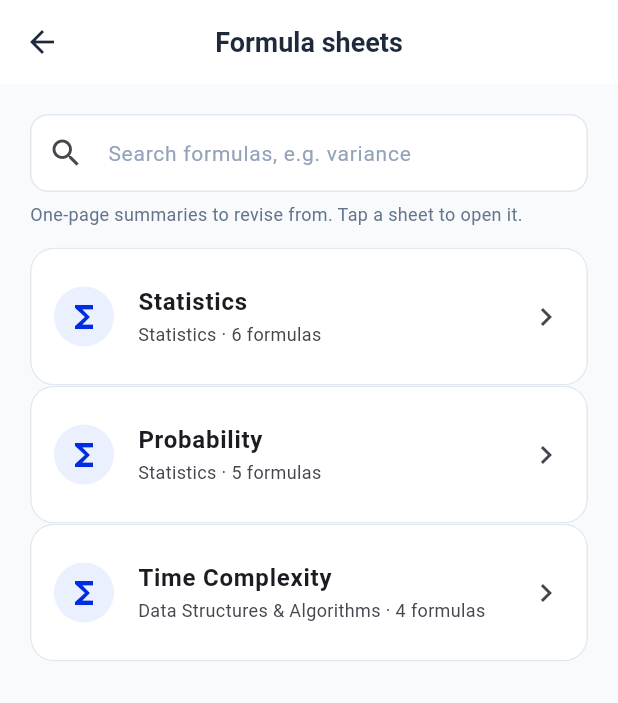
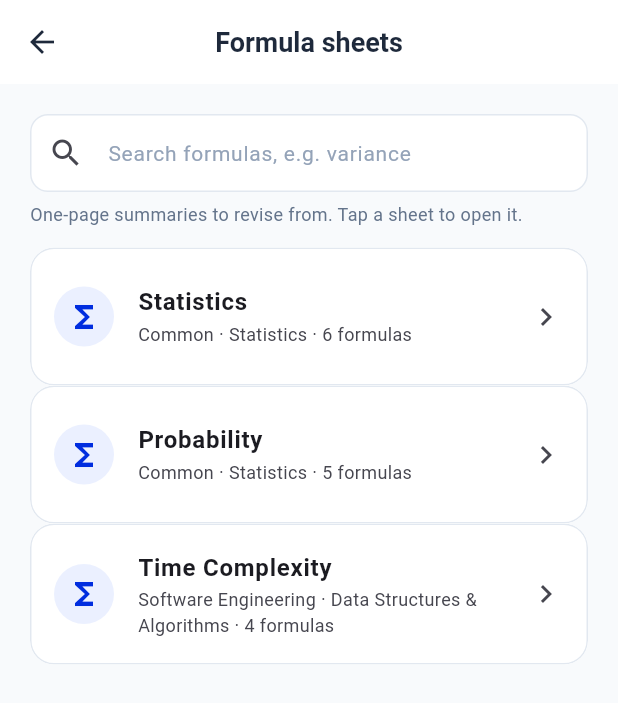
Before and after one commit to LashanDias/uniX, a Flutter app: the ReferenceSheetsScreen screen opened by its route, on a phone screen of 412 x 824 dp. Shown: the top 703 px of the screen. Run offline on Flutter 3.47's test engine with Material 3 defaults, Android fonts, the phone set to English and light mode, and no system bars; our stand-ins replace cloud_firestore, cloud_functions, file_picker, firebase_auth, firebase_core, firebase_storage and 3 more; missing offline and left inert: pdfrx; accounts and stored records are empty; network calls fail.

Commit message:
Point the hostel map at the campus, and file sheets under their module
The map link searched Google for "Girls Hostel A, SLTC Research
University, Ingiriya Road", which is not a place Google knows, so it
landed on whatever the search happened to match. It now uses the campus
coordinates, 6.8539907, 80.0929173, so the pin is always SLTC itself.

Reference sheets carried only a subject, so the list showed Probability
as "Statistics", which reads oddly. Sheets now also carry the degree
group from NotesCatalog and show the full module path: Statistics and
Probability sit under Common, because every IT degree takes them, while
Big-O sits under Software Engineering. The group is searchable too.

Co-Authored-By: Claude Opus 5 <noreply@anthropic.com>

```diff
--- a/lib/screens/notes/reference_sheet_screen.dart
+++ b/lib/screens/notes/reference_sheet_screen.dart
@@ -119,7 +119,7 @@ class _SheetTile extends StatelessWidget {
         style: const TextStyle(fontWeight: FontWeight.bold),
       ),
       subtitle: Text(
-        '${sheet.subject} · ${sheet.entries.length} formulas',
+        '${sheet.modulePath} · ${sheet.entries.length} formulas',
         style: const TextStyle(fontSize: 12),
       ),
       trailing: const Icon(Icons.chevron_right),
--- a/lib/services/reference_sheets.dart
+++ b/lib/services/reference_sheets.dart
@@ -28,6 +28,7 @@ class ReferenceSheet {
   const ReferenceSheet({
     required this.id,
     required this.subject,
+    this.degreeGroup = 'Common',
     required this.title,
     required this.subtitle,
     required this.summary,
@@ -39,6 +40,15 @@ class ReferenceSheet {
 
   /// Module this sheet belongs to, matching the notes catalogue topics.
   final String subject;
+
+  /// Degree group from NotesCatalog, e.g. Common or Data Science.
+  ///
+  /// Statistics and probability are taught to every IT degree, so they sit
+  /// under Common rather than under one degree.
+  final String degreeGroup;
+
+  /// Where the sheet sits in the module tree, e.g. "Common · Statistics".
+  String get modulePath => '$degreeGroup · $subject';
 
   final String title;
   final String subtitle;
@@ -56,6 +66,7 @@ class ReferenceSheet {
     if (needle.isEmpty) return true;
     return title.toLowerCase().contains(needle) ||
         subject.toLowerCase().contains(needle) ||
+        degreeGroup.toLowerCase().contains(needle) ||
         summary.toLowerCase().contains(needle) ||
         entries.any((entry) => entry.title.toLowerCase().contains(needle));
   }
@@ -218,6 +229,7 @@ class ReferenceSheets {
   static const bigO = ReferenceSheet(
     id: 'sheet-complexity',
     subject: 'Data Structures & Algorithms',
+    degreeGroup: 'Software Engineering',
     title: 'Time Complexity',
     subtitle: 'Big-O Reference Sheet',
     summary: 'How the common algorithms and structures scale with input size.',
```
Also changed, not shown: lib/screens/hostels/hostels_screen.dart (+14 -2 lines), 1 other file.
